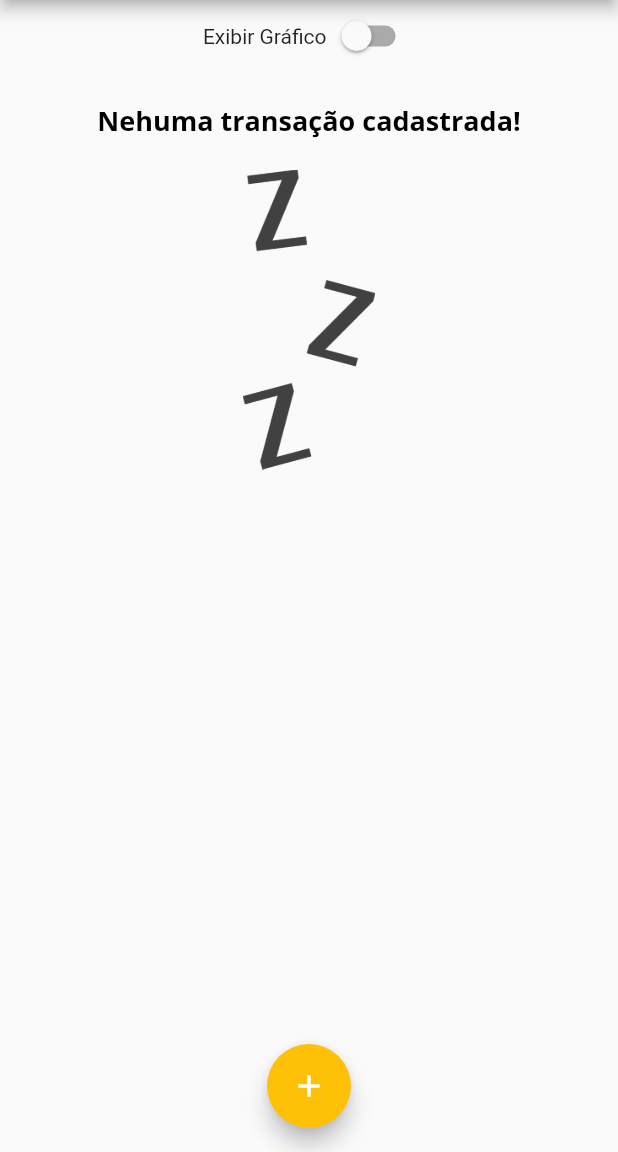
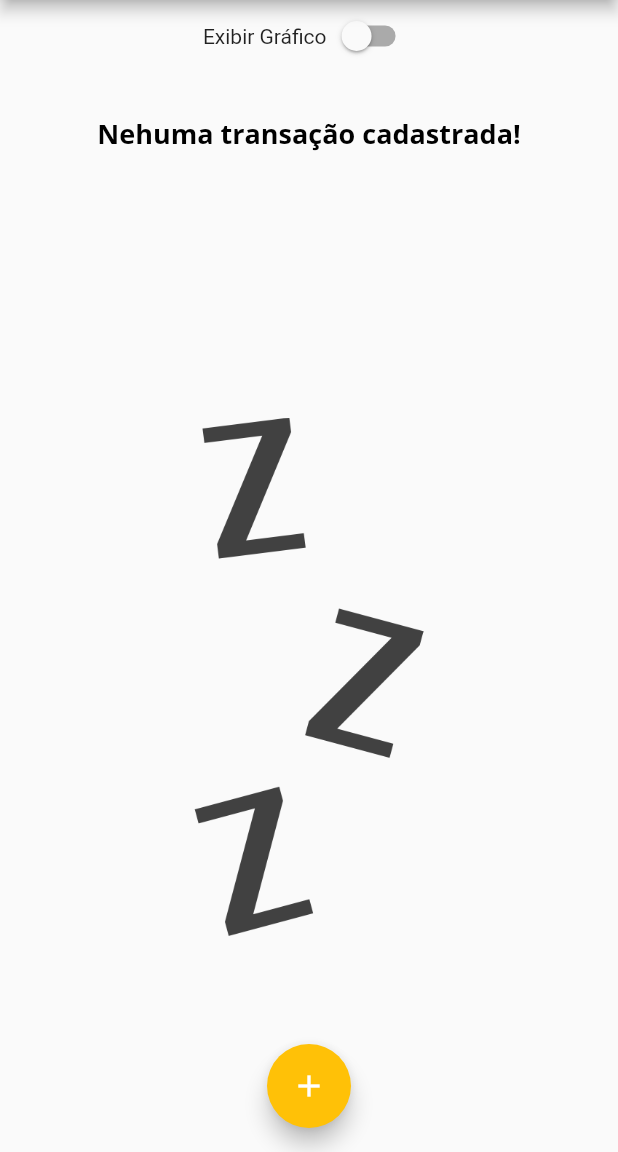
Before and after one commit to leandrosouzadev/expenses, a Flutter app: the screen it shows after launch, on a phone screen of 412 x 824 dp, the part 84-1236 px from its top. Run offline on Flutter 3.47's test engine with Material 2 defaults, Android fonts, the phone set to English and light mode, and no system bars.

Commit message:
Modo paisagem #02

```diff
--- a/lib/components/transaction_list.dart
+++ b/lib/components/transaction_list.dart
@@ -12,23 +12,28 @@ class TransactionList extends StatelessWidget {
   @override
   Widget build(BuildContext context) {
     return transactions.isEmpty
-        ? Column(
+        ? LayoutBuilder(builder: (context, constraints) {
+            return Column(
               children: <Widget>[
-              const SizedBox(height: 20),
-              Text(
+                SizedBox(height: constraints.maxHeight * 0.05),
+                SizedBox(
+                  height: constraints.maxHeight * 0.3,
+                  child: Text(
                     'Nehuma transação cadastrada!',
                     style: Theme.of(context).textTheme.titleLarge,
                   ),
-              const SizedBox(height: 20),
+                ),
+                SizedBox(height: constraints.maxHeight * 0.05),
                 SizedBox(
-                height: 200,
+                  height: constraints.maxHeight * 0.6,
                   child: Image.asset(
                     'assets/images/waiting.png',
                     fit: BoxFit.cover,
                   ),
                 ),
               ],
-          )
+            );
+          })
         : ListView.builder(
             itemCount: transactions.length,
             itemBuilder: (ctx, index) {
```
Lines whose indentation alone changed are shown as unchanged.
